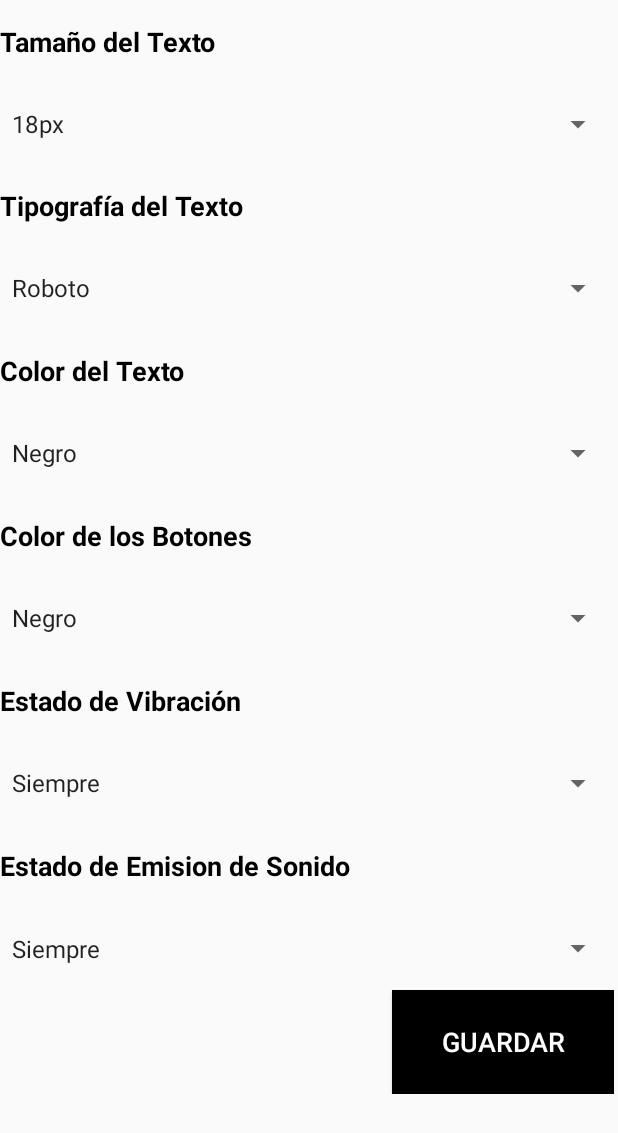
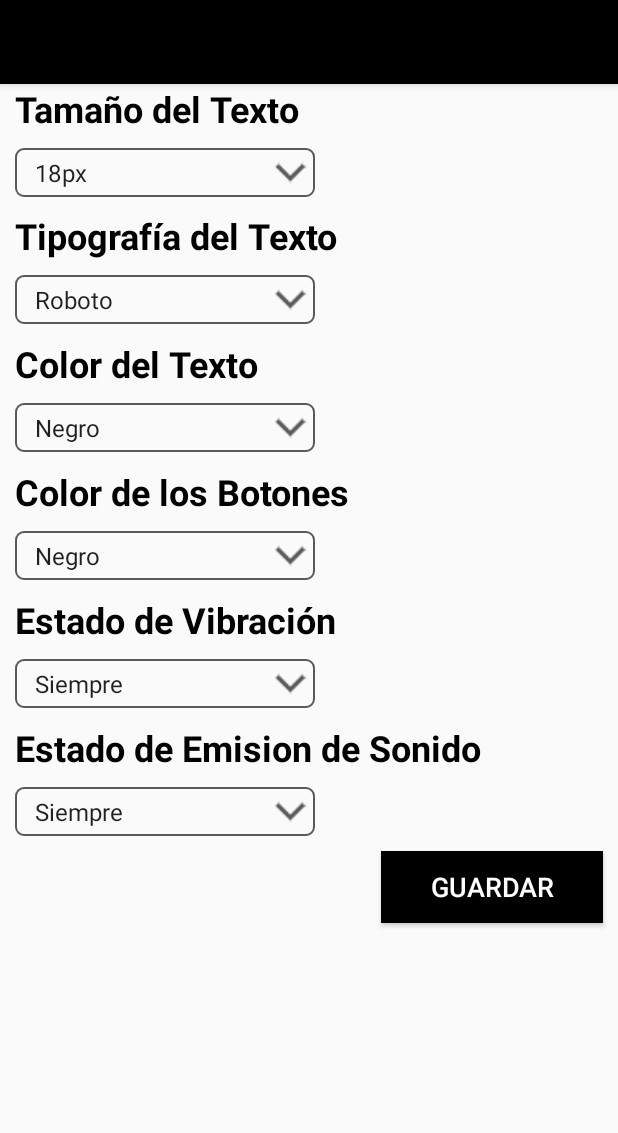
Before and after one commit to LeandroLescano/Calculadora-auditiva-app, an Android app: the layout activity_config.xml on its own in the app's theme, with its tools: preview values and no code run, on a phone screen of 412 x 824 dp. Shown: the top 1133 px of the screen. Run offline under Robolectric (Android 15) with nearby library versions, the phone set to English and light mode, and no system bars.

Commit message:
Estilo de texto y spinners, agregado de flecha hacia atrás y menu ocultado en configuración

```diff
--- a/app/src/main/java/utn/frgp/tusi/tpintegrador_grupo7/Configuracion.java
+++ b/app/src/main/java/utn/frgp/tusi/tpintegrador_grupo7/Configuracion.java
@@ -4,22 +4,64 @@ import android.content.Intent;
 import android.os.Bundle;
 import android.view.Menu;
 import android.view.MenuItem;
+import android.view.View;
+import android.widget.ArrayAdapter;
+import android.widget.Spinner;
 
 import androidx.appcompat.app.AppCompatActivity;
+import androidx.appcompat.widget.Toolbar;
 
 public class Configuracion extends AppCompatActivity {
+
+    private Spinner tamano, tipografia, color, botones, vibracion, sonido;
 
     @Override
     protected void onCreate(Bundle savedInstanceState) {
         super.onCreate(savedInstanceState);
         setContentView(R.layout.activity_config);
+
+        ArrayAdapter adapterTamano = ArrayAdapter.createFromResource(this, R.array.Tamano, R.layout.spinner_item);
+        ArrayAdapter adapterTipo = ArrayAdapter.createFromResource(this, R.array.Tipografia, R.layout.spinner_item);
+        ArrayAdapter adapterColor = ArrayAdapter.createFromResource(this, R.array.Color, R.layout.spinner_item);
+        ArrayAdapter adapterBotones = ArrayAdapter.createFromResource(this, R.array.Botones, R.layout.spinner_item);
+        ArrayAdapter adapterVibracion = ArrayAdapter.createFromResource(this, R.array.Vibracion, R.layout.spinner_item);
+        ArrayAdapter adapterSonido = ArrayAdapter.createFromResource(this, R.array.Sonido, R.layout.spinner_item);
+        tamano = findViewById(R.id.cbTamano);
+        tipografia = findViewById(R.id.cbTipografia);
+        color = findViewById(R.id.cbColor);
+        botones = findViewById(R.id.cbBotones);
+        vibracion = findViewById(R.id.cbVibracion);
+        sonido = findViewById(R.id.cbSonido);
+        adapterTamano.setDropDownViewResource(R.layout.spinner_item);
+        adapterTipo.setDropDownViewResource(R.layout.spinner_item);
+        adapterColor.setDropDownViewResource(R.layout.spinner_item);
+        adapterBotones.setDropDownViewResource(R.layout.spinner_item);
+        adapterVibracion.setDropDownViewResource(R.layout.spinner_item);
+        adapterSonido.setDropDownViewResource(R.layout.spinner_item);
+        tamano.setAdapter(adapterTamano);
+        tipografia.setAdapter(adapterTipo);
+        color.setAdapter(adapterColor);
+        botones.setAdapter(adapterBotones);
+        vibracion.setAdapter(adapterVibracion);
+        sonido.setAdapter(adapterSonido);
+
+        Toolbar toolbar = findViewById(R.id.toolbar);
+        setSupportActionBar(toolbar);
+        toolbar.setNavigationIcon(R.drawable.ic_flecha_izq_menu);
+        invalidateOptionsMenu();
+        toolbar.setNavigationOnClickListener(new View.OnClickListener(){
+            @Override
+            public void onClick(View view){
+                finish();
+            }
+        });
     }
 
     @Override
     public boolean onCreateOptionsMenu(Menu menu) {
         // Inflate the menu; this adds items to the action bar if it is present.
-        getMenuInflater().inflate(R.menu.menu_main, menu);
-        return true;
+        //getMenuInflater().inflate(R.menu.menu_main, menu);
+        return false;
     }
 
     @Override
--- a/app/src/main/java/utn/frgp/tusi/tpintegrador_grupo7/HistorialOperaciones.java
+++ b/app/src/main/java/utn/frgp/tusi/tpintegrador_grupo7/HistorialOperaciones.java
@@ -48,7 +48,6 @@ public class HistorialOperaciones extends AppCompatActivity {
     @Override
     public boolean onCreateOptionsMenu(Menu menu) {
         // Inflate the menu; this adds items to the action bar if it is present.
-        //getMenuInflater().inflate(R.menu.menu_main, menu);
         return false;
     }
 
--- /dev/null
+++ b/app/src/main/res/drawable/ic_baseline_keyboard_arrow_down_24.xml
@@ -0,0 +1,5 @@
+<vector android:height="24dp" android:tint="#5A5A5A"
+    android:viewportHeight="24" android:viewportWidth="24"
+    android:width="24dp" xmlns:android="http://schemas.android.com/apk/res/android">
+    <path android:fillColor="@android:color/white" android:pathData="M7.41,8.59L12,13.17l4.59,-4.58L18,10l-6,6 -6,-6 1.41,-1.41z"/>
+</vector>
--- /dev/null
+++ b/app/src/main/res/drawable/spinner_border.xml
@@ -0,0 +1,13 @@
+<?xml version="1.0" encoding="utf-8"?>
+<selector xmlns:android="http://schemas.android.com/apk/res/android">
+    <item><layer-list>
+    <item><shape>
+            <stroke android:width="1dp" android:color="#5a5a5a"/>
+            <gradient android:gradientRadius="20dp"/>
+            <corners android:radius="5dp"/>
+        <padding android:right="5dp" />
+        </shape></item>
+    <item><bitmap android:gravity="right|center" android:src="@drawable/arrow24"/></item>
+    </layer-list></item>
+
+</selector>
--- a/app/src/main/res/layout/activity_config.xml
+++ b/app/src/main/res/layout/activity_config.xml
@@ -1,135 +1,205 @@
 <?xml version="1.0" encoding="utf-8"?>
-<androidx.constraintlayout.widget.ConstraintLayout
-    xmlns:android="http://schemas.android.com/apk/res/android"
+<androidx.coordinatorlayout.widget.CoordinatorLayout xmlns:android="http://schemas.android.com/apk/res/android"
+    xmlns:app="http://schemas.android.com/apk/res-auto"
     xmlns:tools="http://schemas.android.com/tools"
     android:layout_width="match_parent"
     android:layout_height="match_parent">
 
+    <com.google.android.material.appbar.AppBarLayout
+        android:layout_width="match_parent"
+        android:layout_height="wrap_content"
+        android:theme="@style/AppTheme.AppBarOverlay">
+
+        <androidx.appcompat.widget.Toolbar
+            android:id="@+id/toolbar"
+            android:layout_width="match_parent"
+            android:layout_height="?attr/actionBarSize"
+            android:background="?attr/colorPrimary"
+            app:popupTheme="@style/AppTheme.PopupOverlay" />
+
+    </com.google.android.material.appbar.AppBarLayout>
+
+    <ScrollView
+        android:layout_width="match_parent"
+        android:layout_height="wrap_content"
+        android:layout_marginTop="56dp">
+
         <LinearLayout
-        android:layout_width="409dp"
-        android:layout_height="729dp"
-        android:orientation="vertical"
-        tools:layout_editor_absoluteX="1dp"
-        tools:layout_editor_absoluteY="1dp">
+            android:layout_width="match_parent"
+            android:layout_height="wrap_content"
+            android:orientation="vertical">
 
             <TextView
                 android:id="@+id/txtTamano"
                 android:layout_width="match_parent"
                 android:layout_height="wrap_content"
+                android:layout_marginStart="10dp"
+                android:layout_marginEnd="10dp"
+                android:layout_marginBottom="10dp"
                 android:layout_weight="1"
                 android:gravity="center_vertical"
                 android:text="@string/txtTamano"
                 android:textColor="#000000"
-            android:textSize="18sp"
+                android:textSize="24sp"
                 android:textStyle="bold" />
 
             <Spinner
                 android:id="@+id/cbTamano"
-            android:layout_width="match_parent"
+                android:layout_width="200dp"
                 android:layout_height="wrap_content"
+                android:layout_marginStart="10dp"
+                android:layout_marginEnd="10dp"
+                android:layout_marginBottom="10dp"
                 android:layout_weight="1"
-            android:entries="@array/Tamano" />
+                android:background="@drawable/spinner_border"
+                android:entries="@array/Tamano"
+                android:padding="5dp"
+                android:textSize="36sp" />
 
             <TextView
                 android:id="@+id/txtTipografia"
                 android:layout_width="match_parent"
                 android:layout_height="wrap_content"
+                android:layout_marginStart="10dp"
+                android:layout_marginEnd="10dp"
+                android:layout_marginBottom="10dp"
                 android:layout_weight="1"
                 android:drawableTop="@color/colorPrimary"
                 android:gravity="center_vertical"
                 android:text="@string/txtTipografia"
                 android:textColor="#000000"
-            android:textSize="18sp"
+                android:textSize="24sp"
                 android:textStyle="bold" />
 
             <Spinner
                 android:id="@+id/cbTipografia"
-            android:layout_width="match_parent"
+                android:layout_width="200dp"
                 android:layout_height="wrap_content"
+                android:layout_marginStart="10dp"
+                android:layout_marginEnd="10dp"
+                android:layout_marginBottom="10dp"
                 android:layout_weight="1"
-            android:entries="@array/Tipografia" />
+                android:background="@drawable/spinner_border"
+                android:entries="@array/Tipografia"
+                android:padding="5dp" />
 
             <TextView
                 android:id="@+id/txtColor"
                 android:layout_width="match_parent"
                 android:layout_height="wrap_content"
+                android:layout_marginStart="10dp"
+                android:layout_marginEnd="10dp"
+                android:layout_marginBottom="10dp"
                 android:layout_weight="1"
                 android:gravity="center_vertical"
                 android:text="@string/txtColor"
                 android:textColor="#000000"
-            android:textSize="18sp"
+                android:textSize="24sp"
                 android:textStyle="bold" />
 
             <Spinner
                 android:id="@+id/cbColor"
-            android:layout_width="match_parent"
+                android:layout_width="200dp"
                 android:layout_height="wrap_content"
+                android:layout_marginStart="10dp"
+                android:layout_marginEnd="10dp"
+                android:layout_marginBottom="10dp"
                 android:layout_weight="1"
-            android:entries="@array/Color" />
+                android:background="@drawable/spinner_border"
+                android:entries="@array/Color"
+                android:padding="5dp" />
 
             <TextView
                 android:id="@+id/txtBotones"
                 android:layout_width="match_parent"
                 android:layout_height="wrap_content"
+                android:layout_marginStart="10dp"
+                android:layout_marginEnd="10dp"
+                android:layout_marginBottom="10dp"
                 android:layout_weight="1"
                 android:gravity="center_vertical"
                 android:text="@string/txtBotones"
                 android:textColor="#000000"
-            android:textSize="18sp"
+                android:textSize="24sp"
                 android:textStyle="bold" />
 
             <Spinner
                 android:id="@+id/cbBotones"
-            android:layout_width="match_parent"
+                android:layout_width="200dp"
                 android:layout_height="wrap_content"
+                android:layout_marginStart="10dp"
+                android:layout_marginEnd="10dp"
+                android:layout_marginBottom="10dp"
                 android:layout_weight="1"
-            android:entries="@array/Botones" />
+                android:background="@drawable/spinner_border"
+                android:entries="@array/Botones"
+                android:padding="5dp" />
 
             <TextView
                 android:id="@+id/txtVibracion"
                 android:layout_width="match_parent"
                 android:layout_height="wrap_content"
+                android:layout_marginStart="10dp"
+                android:layout_marginEnd="10dp"
+                android:layout_marginBottom="10dp"
                 android:layout_weight="1"
                 android:gravity="center_vertical"
                 android:text="@string/txtVibracion"
                 android:textColor="#000000"
-            android:textSize="18sp"
+                android:textSize="24sp"
                 android:textStyle="bold" />
 
             <Spinner
                 android:id="@+id/cbVibracion"
-            android:layout_width="match_parent"
+                android:layout_width="200dp"
                 android:layout_height="wrap_content"
+                android:layout_marginStart="10dp"
+                android:layout_marginEnd="10dp"
+                android:layout_marginBottom="10dp"
                 android:layout_weight="1"
-            android:entries="@array/Vibracion" />
+                android:background="@drawable/spinner_border"
+                android:entries="@array/Vibracion"
+                android:padding="5dp" />
 
             <TextView
                 android:id="@+id/txtSonido"
                 android:layout_width="match_parent"
                 android:layout_height="wrap_content"
+                android:layout_marginStart="10dp"
+                android:layout_marginEnd="10dp"
+                android:layout_marginBottom="10dp"
                 android:layout_weight="1"
                 android:gravity="center_vertical"
                 android:text="@string/txtSonido"
                 android:textColor="#000000"
-            android:textSize="18sp"
+                android:textSize="24sp"
                 android:textStyle="bold" />
 
             <Spinner
                 android:id="@+id/cbSonido"
-            android:layout_width="match_parent"
+                android:layout_width="200dp"
                 android:layout_height="wrap_content"
+                android:layout_marginStart="10dp"
+                android:layout_marginEnd="10dp"
+                android:layout_marginBottom="10dp"
                 android:layout_weight="1"
-            android:entries="@array/Sonido" />
+                android:background="@drawable/spinner_border"
+                android:entries="@array/Sonido"
+                android:padding="5dp" />
 
             <Button
                 android:id="@+id/btnGuardar"
                 android:layout_width="148dp"
-            android:layout_height="69dp"
+                android:layout_height="wrap_content"
                 android:layout_gravity="end"
+                android:layout_marginEnd="10dp"
+                android:layout_marginBottom="10dp"
                 android:background="#000000"
                 android:text="@string/Guardar"
                 android:textColor="#FFFFFF"
                 android:textSize="18sp" />
 
         </LinearLayout>
-</androidx.constraintlayout.widget.ConstraintLayout>
+    </ScrollView>
+
+</androidx.coordinatorlayout.widget.CoordinatorLayout>
--- /dev/null
+++ b/app/src/main/res/layout/spinner_item.xml
@@ -0,0 +1,9 @@
+<?xml version="1.0" encoding="utf-8"?>
+    <TextView
+        xmlns:android="http://schemas.android.com/apk/res/android"
+        android:layout_width="wrap_content"
+        android:layout_height="wrap_content"
+        android:textSize="20sp"
+        android:gravity="left"
+        android:textColor="#000"
+        />
--- a/app/src/main/res/values/styles.xml
+++ b/app/src/main/res/values/styles.xml
@@ -1,4 +1,4 @@
-<resources>
+<resources xmlns:android="http://schemas.android.com/apk/res/android">
     <!-- Base application theme. -->
     <style name="AppTheme" parent="Theme.AppCompat.Light.DarkActionBar">
         <!-- Customize your theme here. -->
```
Also changed, not shown: app/src/main/res/drawable/arrow.png (added), app/src/main/res/drawable/arrow24.png (added). Lines whose indentation alone changed are shown as unchanged.
